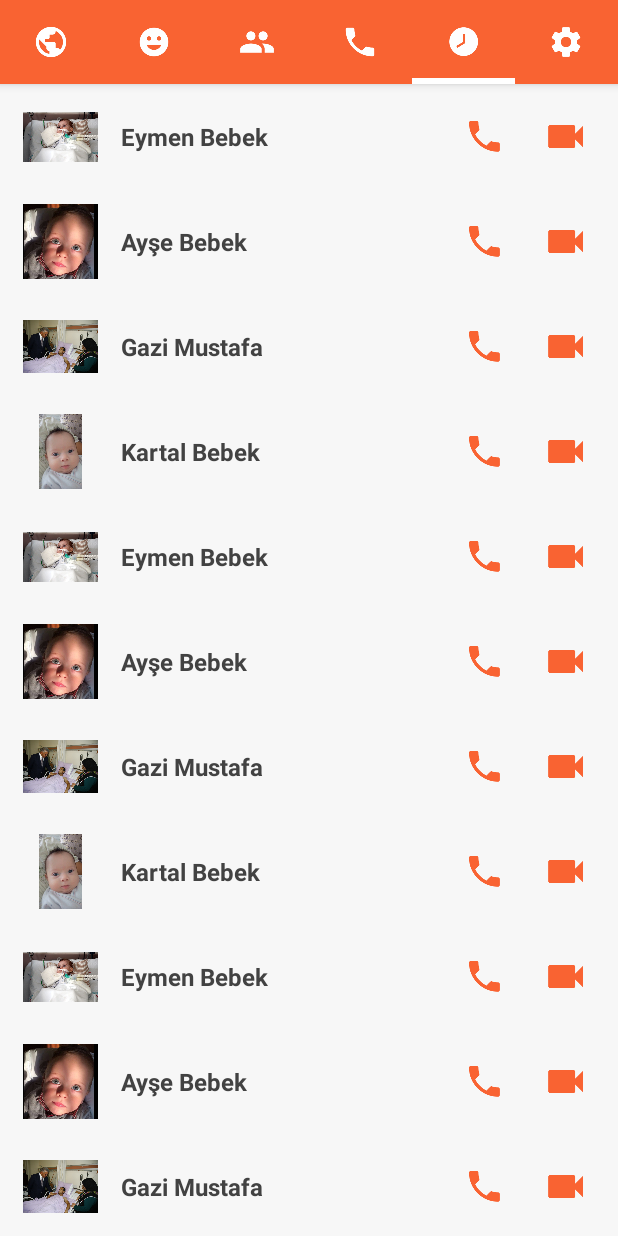
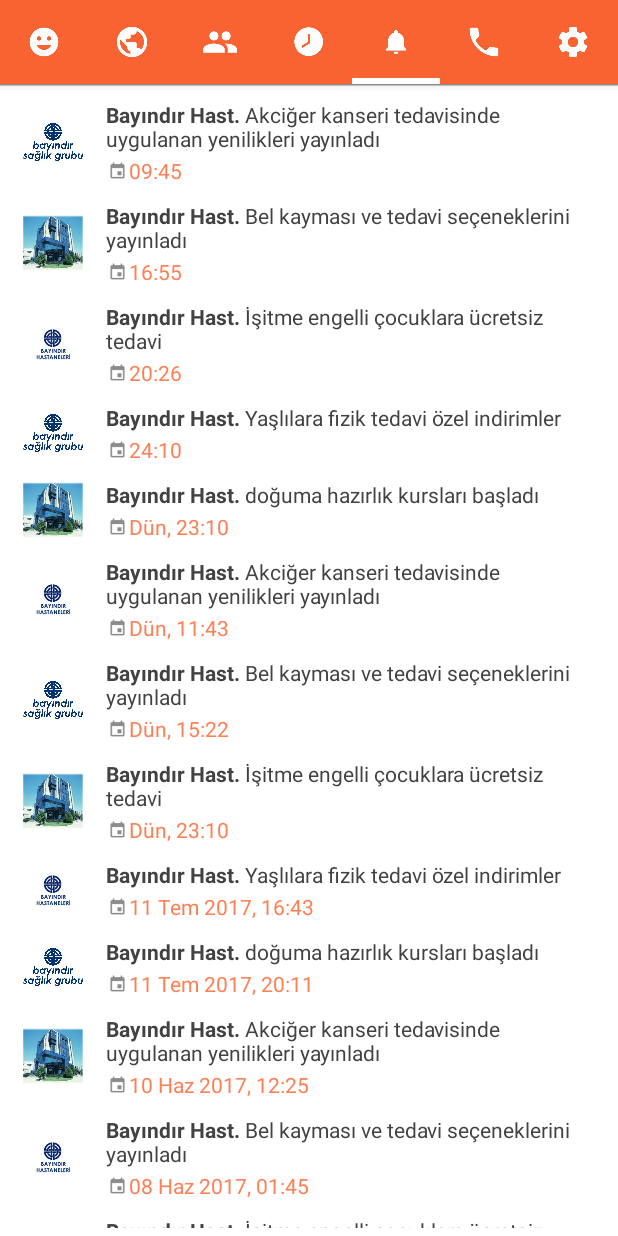
Before and after one commit to berkaybasoz/cankurtaran, an Android app: the screen it shows after launch (ActivityMain), tab 5 chosen, on a phone screen of 412 x 824 dp. Run offline under Robolectric (Android 15) with nearby library versions, the phone set to English and light mode, and no system bars; our stand-ins replace Picasso; libraries missing offline, so code that uses them is left out: com.balysv.materialripple; plain views replace MaterialRippleLayout; pictures from the network do not load.

Commit message:
Merge branch 'master' of https://github.com/berkaybasoz/cankurtaran
# Conflicts:
#	app/src/main/res/values/string-data.xml

```diff
--- a/app/src/main/java/com/app/sample/messenger/ActivityMain.java
+++ b/app/src/main/java/com/app/sample/messenger/ActivityMain.java
@@ -14,6 +14,7 @@ import com.app.sample.messenger.fragment.PageCallFragment;
 import com.app.sample.messenger.fragment.PageFeedFragment;
 import com.app.sample.messenger.fragment.PageFriendFragment;
 import com.app.sample.messenger.fragment.PageGroupFragment;
+import com.app.sample.messenger.fragment.PageNotifFragment;
 import com.app.sample.messenger.fragment.PageRecentFragment;
 import com.app.sample.messenger.fragment.PageSettingFragment;
 
@@ -32,13 +33,15 @@ public class ActivityMain extends AppCompatActivity {
     private PageGroupFragment f_group;
     private PageFriendFragment f_friend;
     private PageSettingFragment f_setting;
+    private PageNotifFragment f_notif;
     private static int[] imageResId = {
             R.drawable.ic_tab_recent,
             R.drawable.ic_tab_call,
             R.drawable.ic_tab_group,
             R.drawable.ic_tab_friends,
             R.drawable.ic_tab_setting,
-            R.drawable.ic_feed_dark
+            R.drawable.ic_feed_dark,
+            R.drawable.ic_notification
     };
 
     @Override
@@ -105,23 +108,30 @@ public class ActivityMain extends AppCompatActivity {
         if (f_setting == null) {
             f_setting = new PageSettingFragment();
         }
+        if (f_notif == null) {
+            f_notif = new PageNotifFragment();
+        }
 
+
+        adapter.addFragment(f_group, getString(R.string.tab_group));
         adapter.addFragment(f_feed, getString(R.string.tab_feed));
-        adapter.addFragment(f_group, getString(R.string.tab_group));
         adapter.addFragment(f_friend, getString(R.string.tab_friend));
         adapter.addFragment(f_recent, getString(R.string.tab_recent));
+        adapter.addFragment(f_notif, "Haberler");
         adapter.addFragment(f_call, getString(R.string.tab_call));
         adapter.addFragment(f_setting, getString(R.string.tab_setting));
         viewPager.setAdapter(adapter);
     }
 
     private void setupTabIcons() {
-        tabLayout.getTabAt(0).setIcon(imageResId[5]);
-        tabLayout.getTabAt(1).setIcon(imageResId[3]);
+        tabLayout.getTabAt(1).setIcon(imageResId[5]);
+        tabLayout.getTabAt(0).setIcon(imageResId[3]);
         tabLayout.getTabAt(2).setIcon(imageResId[2]);
-        tabLayout.getTabAt(3).setIcon(imageResId[1]);
-        tabLayout.getTabAt(4).setIcon(imageResId[0]);
-        tabLayout.getTabAt(5).setIcon(imageResId[4]);
+        tabLayout.getTabAt(3).setIcon(imageResId[0]);
+        tabLayout.getTabAt(4).setIcon(imageResId[6]);
+        tabLayout.getTabAt(5).setIcon(imageResId[1]);
+        tabLayout.getTabAt(6).setIcon(imageResId[4]);
+
     }
 
     private void setupTabClick() {
--- a/app/src/main/res/layout/include_profile_header.xml
+++ b/app/src/main/res/layout/include_profile_header.xml
@@ -61,7 +61,7 @@
         android:layout_height="1px"
         android:background="@color/grey_soft" />
 
-    <LinearLayout
+    <LinearLayout android:visibility="gone"
         android:layout_width="match_parent"
         android:layout_height="wrap_content"
         android:background="@android:color/white"
--- a/app/src/main/res/layout/page_fragment_setting.xml
+++ b/app/src/main/res/layout/page_fragment_setting.xml
@@ -62,7 +62,7 @@
                         <TextView
                             android:layout_width="match_parent"
                             android:layout_height="wrap_content"
-                            android:text="Username"
+                            android:text="Kullanıcı Adı"
                             android:textAppearance="@style/TextAppearance.AppCompat.Subhead"
                             android:textColor="@color/grey_dark" />
 
@@ -214,7 +214,7 @@
                     <TextView
                         android:layout_width="match_parent"
                         android:layout_height="wrap_content"
-                        android:text="Kişiler"
+                        android:text="Bağışlar"
                         android:textAppearance="@style/TextAppearance.AppCompat.Subhead"
                         android:textColor="@color/grey_dark" />
 
@@ -230,7 +230,8 @@
             <com.balysv.materialripple.MaterialRippleLayout
                 style="@style/RippleStyleBlack"
                 android:layout_width="match_parent"
-                android:layout_height="wrap_content">
+                android:layout_height="wrap_content"
+                android:visibility="gone">
 
                 <LinearLayout
                     android:clickable="true"
--- a/app/src/main/res/values/string-data.xml
+++ b/app/src/main/res/values/string-data.xml
@@ -185,20 +185,20 @@
 
 
     <string-array name="notif_text">
-        <item><![CDATA[<b>Bayındır Hast.</b> Akciğer kanseri tedavisinde uygulanan yenilikler]]></item>
-        <item><![CDATA[<b>Bayındır Hast.</b> Bel kayması ve tedavi seçenekleri]]></item>
+        <item><![CDATA[<b>Bayındır Hast.</b> Akciğer kanseri tedavisinde uygulanan yenilikleri yayınladı]]></item>
+        <item><![CDATA[<b>Bayındır Hast.</b> Bel kayması ve tedavi seçeneklerini yayınladı]]></item>
         <item><![CDATA[<b>Bayındır Hast.</b> İşitme engelli çocuklara ücretsiz tedavi]]></item>
         <item><![CDATA[<b>Bayındır Hast.</b> Yaşlılara fizik tedavi özel indirimler]]></item>
         <item><![CDATA[<b>Bayındır Hast.</b> doğuma hazırlık kursları başladı]]></item>
 
-        <item><![CDATA[<b>Bayındır Hast.</b> Akciğer kanseri tedavisinde uygulanan yenilikler]]></item>
-        <item><![CDATA[<b>Bayındır Hast.</b> Bel kayması ve tedavi seçenekleri]]></item>
+        <item><![CDATA[<b>Bayındır Hast.</b> Akciğer kanseri tedavisinde uygulanan yenilikleri yayınladı]]></item>
+        <item><![CDATA[<b>Bayındır Hast.</b> Bel kayması ve tedavi seçeneklerini yayınladı]]></item>
         <item><![CDATA[<b>Bayındır Hast.</b> İşitme engelli çocuklara ücretsiz tedavi]]></item>
         <item><![CDATA[<b>Bayındır Hast.</b> Yaşlılara fizik tedavi özel indirimler]]></item>
         <item><![CDATA[<b>Bayındır Hast.</b> doğuma hazırlık kursları başladı]]></item>
 
-        <item><![CDATA[<b>Bayındır Hast.</b> Akciğer kanseri tedavisinde uygulanan yenilikler]]></item>
-        <item><![CDATA[<b>Bayındır Hast.</b> Bel kayması ve tedavi seçenekleri]]></item>
+        <item><![CDATA[<b>Bayındır Hast.</b> Akciğer kanseri tedavisinde uygulanan yenilikleri yayınladı]]></item>
+        <item><![CDATA[<b>Bayındır Hast.</b> Bel kayması ve tedavi seçeneklerini yayınladı]]></item>
         <item><![CDATA[<b>Bayındır Hast.</b> İşitme engelli çocuklara ücretsiz tedavi]]></item>
         <item><![CDATA[<b>Bayındır Hast.</b> Yaşlılara fizik tedavi özel indirimler]]></item>
         <item><![CDATA[<b>Bayındır Hast.</b> doğuma hazırlık kursları başladı]]></item>
```
